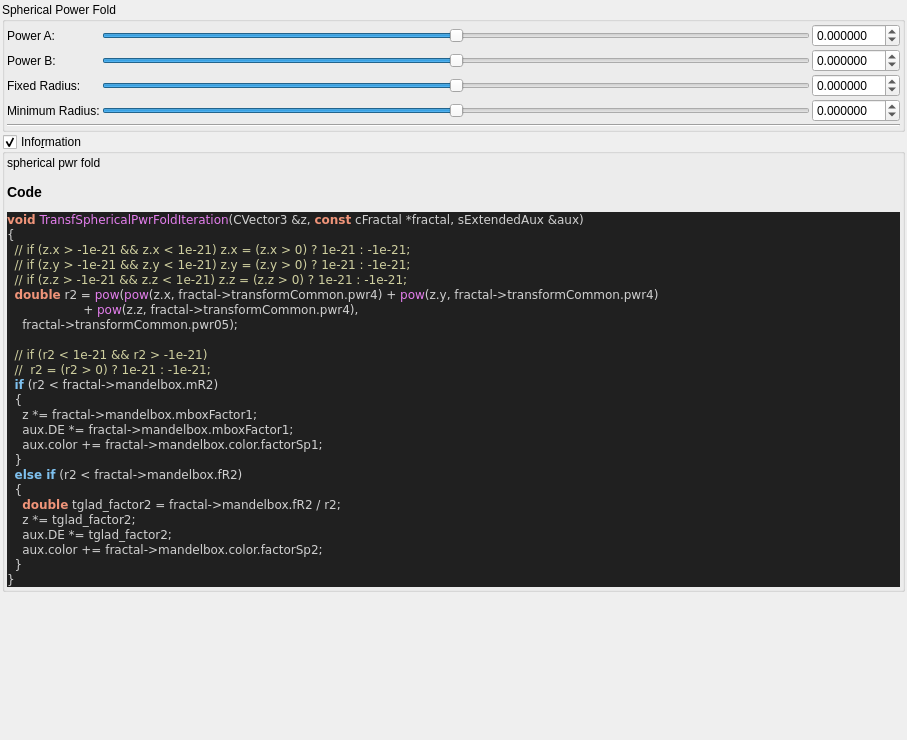
First picture: the form in mandelbulber2/qt_data/fractal_transf_spherical_pwr_fold.ui, repository buddhi1980/mandelbulber2, before the edit.
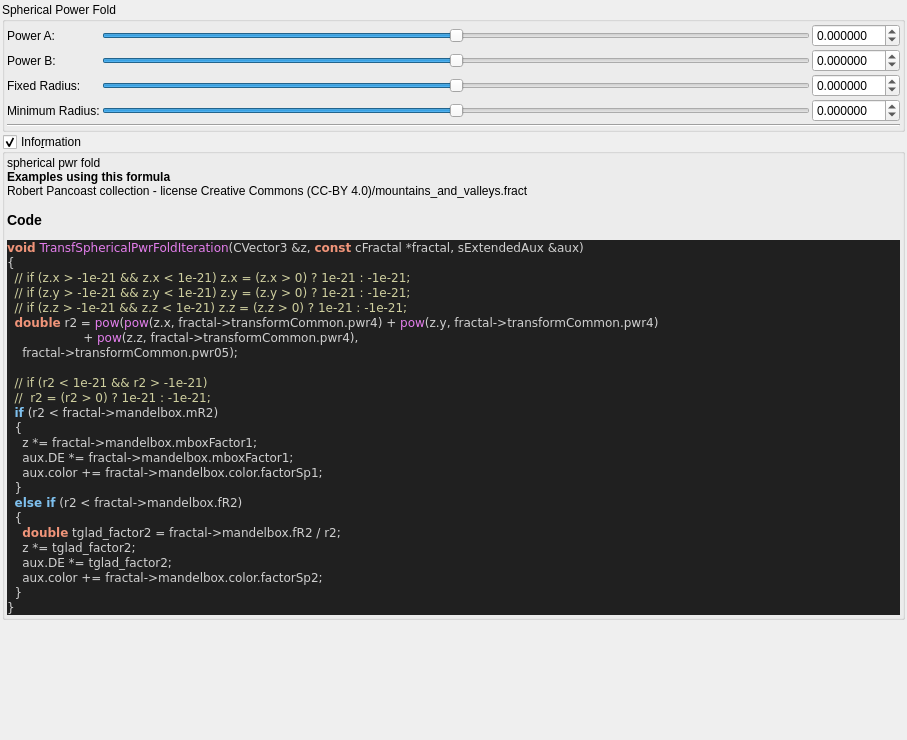
Second picture: the form after the edit. Custom widgets are drawn as their Qt base class.

Commit message: populateUiInformation - mostly example usage to ui files

```diff
--- a/mandelbulber2/qt_data/fractal_transf_spherical_pwr_fold.ui
+++ b/mandelbulber2/qt_data/fractal_transf_spherical_pwr_fold.ui
@@ -336,7 +336,7 @@
         <property name="text">
          <string notr="true">&lt;p&gt;spherical pwr fold&lt;/p&gt;&lt;table&gt;
 &lt;/table&gt;
-&lt;h3&gt;Code&lt;/h3&gt;
+&lt;br&gt;&lt;b&gt;Examples using this formula&lt;/b&gt;&lt;br&gt;Robert Pancoast collection - license Creative Commons (CC-BY 4.0)/mountains_and_valleys.fract&lt;h3&gt;Code&lt;/h3&gt;
 &lt;body style=&quot;background-color:#202020&quot;&gt;
 &lt;pre style=&quot;color:#d0d0d0; background-color:#202020;  font-family:'Courier New',monospace;&quot;&gt;&lt;span style=&quot;color:#f09479; font-weight:bold&quot;&gt;void&lt;/span&gt; &lt;span style=&quot;color:#e47eed&quot;&gt;TransfSphericalPwrFoldIteration&lt;/span&gt;&lt;span style=&quot;color:#d0d0d0&quot;&gt;(&lt;/span&gt;CVector3 &lt;span style=&quot;color:#d0d0d0&quot;&gt;&amp;amp;&lt;/span&gt;z&lt;span style=&quot;color:#d0d0d0&quot;&gt;,&lt;/span&gt; &lt;span style=&quot;color:#f09479; font-weight:bold&quot;&gt;const&lt;/span&gt; cFractal &lt;span style=&quot;color:#d0d0d0&quot;&gt;*&lt;/span&gt;fractal&lt;span style=&quot;color:#d0d0d0&quot;&gt;,&lt;/span&gt; sExtendedAux &lt;span style=&quot;color:#d0d0d0&quot;&gt;&amp;amp;&lt;/span&gt;aux&lt;span style=&quot;color:#d0d0d0&quot;&gt;)&lt;/span&gt;
 &lt;span style=&quot;color:#d0d0d0&quot;&gt;{&lt;/span&gt;
```
The commit also changes 57 other files.
